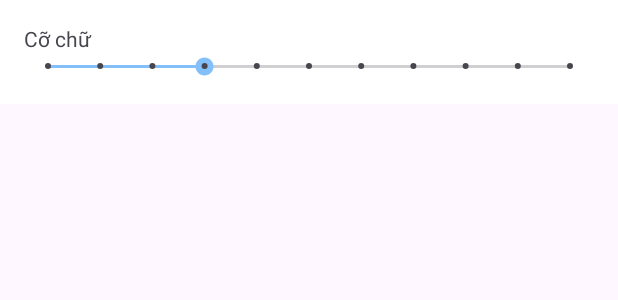
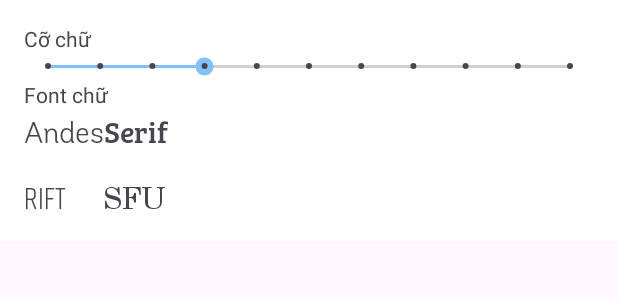
Before and after one commit to buixuanphat/TPNews, an Android app: the layout fragment_bottom_drawer.xml on its own in the app's theme, with its tools: preview values and no code run, on a phone screen of 412 x 824 dp. Shown: the top 300 px of the screen. Run offline under Robolectric (Android 15) with nearby library versions, the light colour scheme and no system bars.

Commit message:
them tinh nang doi font chu

```diff
--- a/app/src/main/res/layout/fragment_bottom_drawer.xml
+++ b/app/src/main/res/layout/fragment_bottom_drawer.xml
@@ -20,4 +20,58 @@
         android:layout_height="wrap_content"
         android:max="10"
         android:progress="3" />
+
+    <TextView
+        android:id="@+id/textView4"
+        android:layout_width="match_parent"
+        android:layout_height="wrap_content"
+        android:text="Font chữ" />
+
+    <TableLayout
+        android:layout_width="match_parent"
+        android:layout_height="match_parent">
+
+        <TableRow
+            android:layout_width="match_parent"
+            android:layout_height="match_parent" >
+
+            <TextView
+                android:id="@+id/andes"
+                android:layout_width="wrap_content"
+                android:layout_height="wrap_content"
+                android:text="Andes"
+                android:fontFamily="@font/andes"
+                android:textSize="20dp"/>
+
+            <TextView
+                android:id="@+id/serif"
+                android:layout_width="wrap_content"
+                android:layout_height="wrap_content"
+                android:text="Serif"
+                android:fontFamily="@font/serif"
+                android:textSize="20dp"/>
+        </TableRow>
+
+        <TableRow
+            android:layout_width="match_parent"
+            android:layout_height="match_parent" >
+
+            <TextView
+                android:id="@+id/rift"
+                android:layout_width="wrap_content"
+                android:layout_height="wrap_content"
+                android:text="Rift"
+                android:fontFamily="@font/rift"
+                android:textSize="20dp"/>
+
+            <TextView
+                android:id="@+id/sfu"
+                android:layout_width="wrap_content"
+                android:layout_height="wrap_content"
+                android:text="SFU"
+                android:fontFamily="@font/sfu"
+                android:textSize="20dp"/>
+        </TableRow>
+
+    </TableLayout>
 </LinearLayout>
```
Also changed, not shown: app/src/main/java/com/example/tpnews_ungdungdocbao/BottomDrawerFragment.java (+41 -1 lines), app/src/main/java/com/example/tpnews_ungdungdocbao/DetailsActivity.java (+57 -23 lines), app/src/main/res/font/andes.otf (added), app/src/main/res/font/rift.otf (added), app/src/main/res/font/roboto.ttf (deleted), app/src/main/res/font/serif.otf (added), app/src/main/res/font/sfu.TTF (added).
